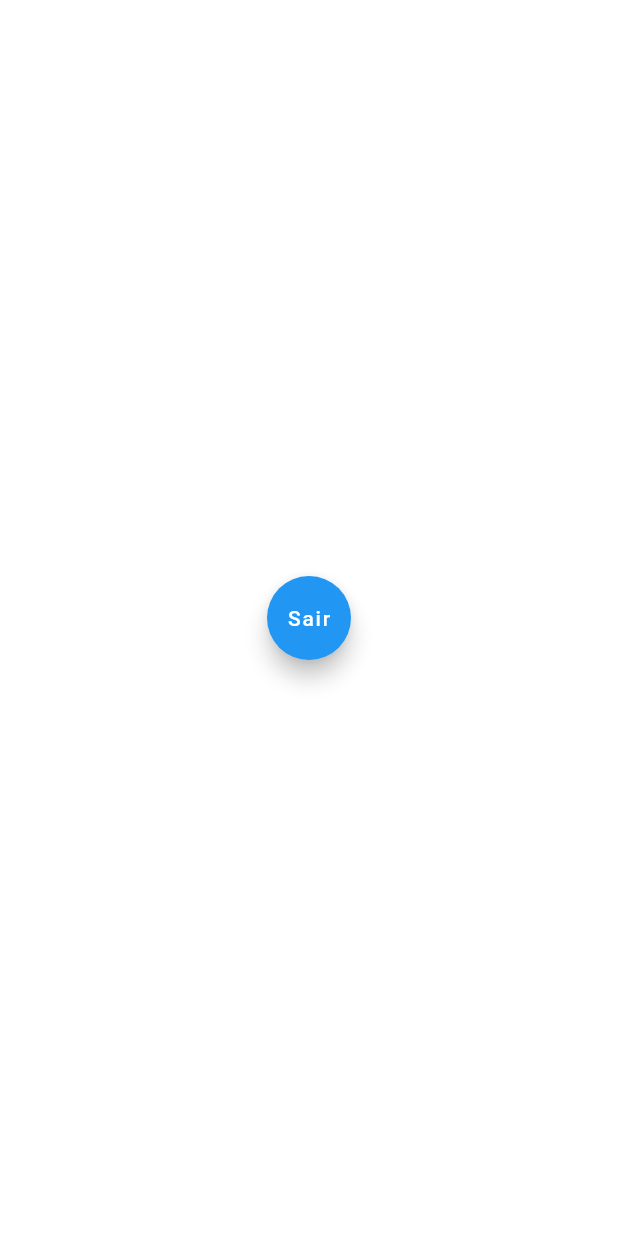
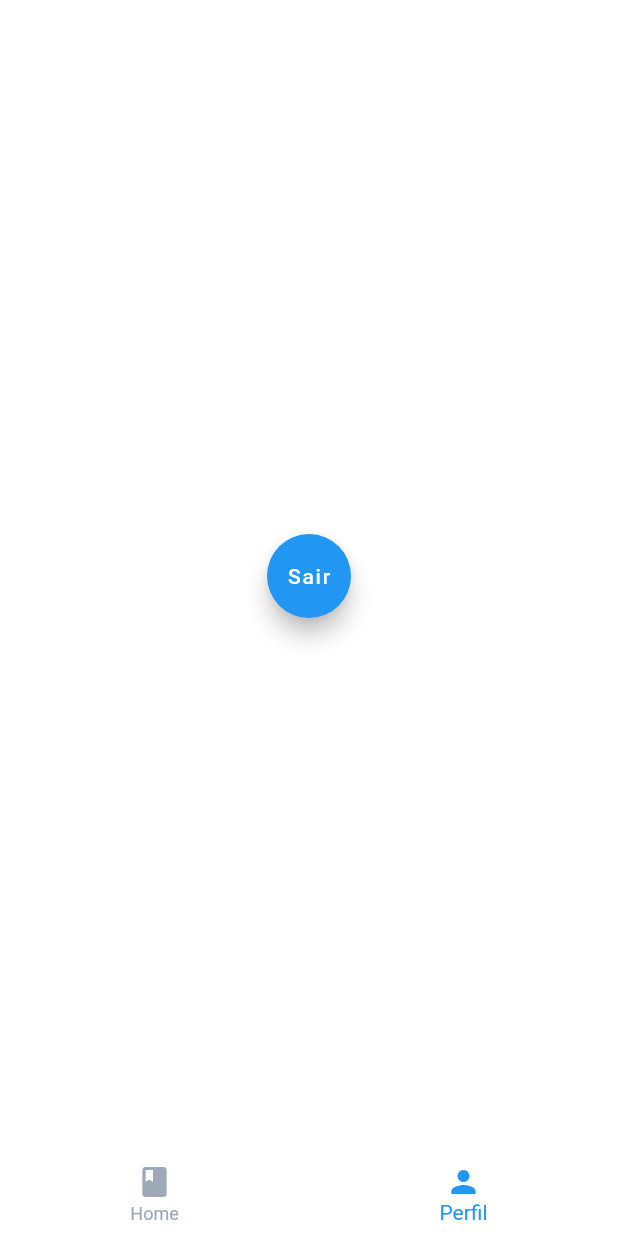
Before and after one commit to Rodrigo-Tei/fluffy-train, a Flutter app: the screen it shows once a user with an empty profile is signed in, item 2 of the bottom bar chosen, on a phone screen of 412 x 824 dp. Run offline on Flutter 3.47's test engine with Material 2 defaults, Android fonts, the phone set to English and light mode, and no system bars; our stand-ins replace equatable, firebase_auth, firebase_core, flutter_bloc, font_awesome_flutter, google_sign_in; accounts and stored records are empty.

Commit message:
Add navbar to profile page and fix label

```diff
--- a/lib/common/navbar.dart
+++ b/lib/common/navbar.dart
@@ -81,7 +81,7 @@ Widget buildNavBar(
       ),
       BottomNavigationBarItem(
         icon: Icon(Icons.person),
-        label: 'Home',
+        label: 'Perfil',
       ),
     ],
   );
--- a/lib/modules/profile/ui/profile_page.dart
+++ b/lib/modules/profile/ui/profile_page.dart
@@ -1,4 +1,5 @@
 import 'package:fluffy_train/auth_service.dart';
+import 'package:fluffy_train/common/navbar.dart';
 import 'package:fluffy_train/modules/profile/bloc/profile_page_bloc.dart';
 import 'package:fluffy_train/modules/profile/bloc/profile_page_state.dart';
 import 'package:flutter/material.dart';
@@ -26,13 +27,17 @@ class _ProfilePageState extends State<ProfilePage> {
     return BlocConsumer<ProfilePageBloc, ProfilePageState>(
       listener: _handleListener,
       builder: (BuildContext context, ProfilePageState state) {
-        return Center(
-          child: FloatingActionButton(
-            onPressed: () {
-              AuthService().signOut(context);
-            },
-            child: const Text('Sair'),
+        return Scaffold(
+          body: Center(
+            child: FloatingActionButton(
+              onPressed: () {
+                AuthService().signOut(context);
+              },
+              child: const Text('Sair'),
+            ),
           ),
+          bottomNavigationBar:
+              buildNavBar(NavbarPageIndex.profilePage, context, null),
         );
       },
     );
```
Also changed, not shown: lib/auth_service.dart (+5 -3 lines).
